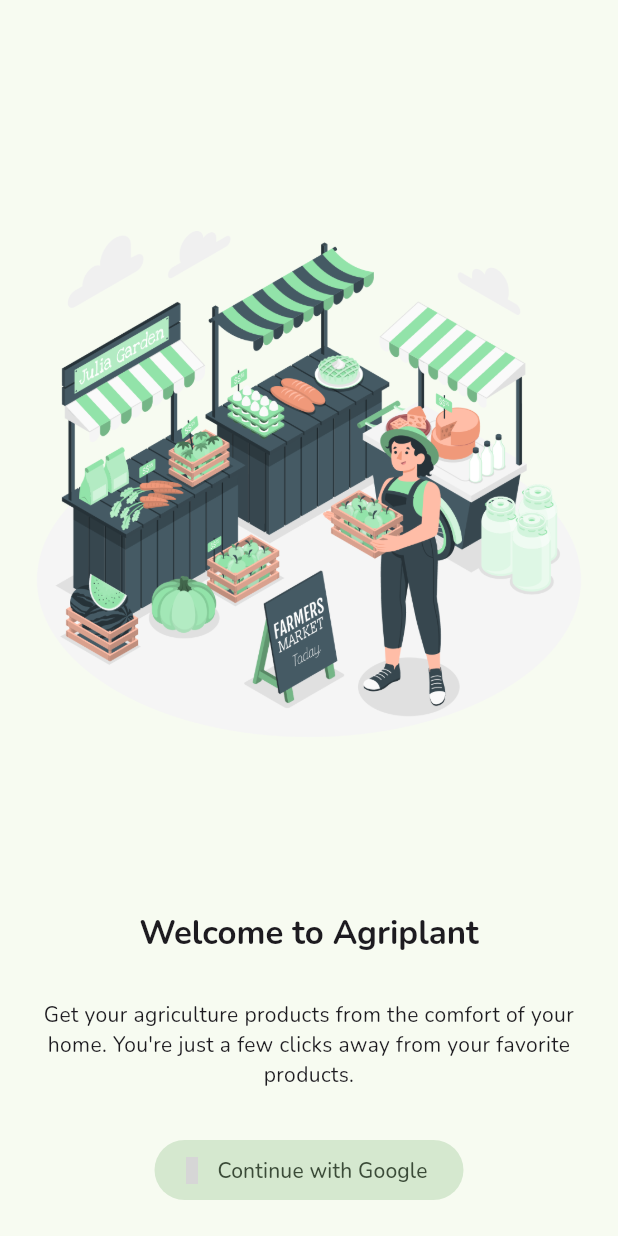
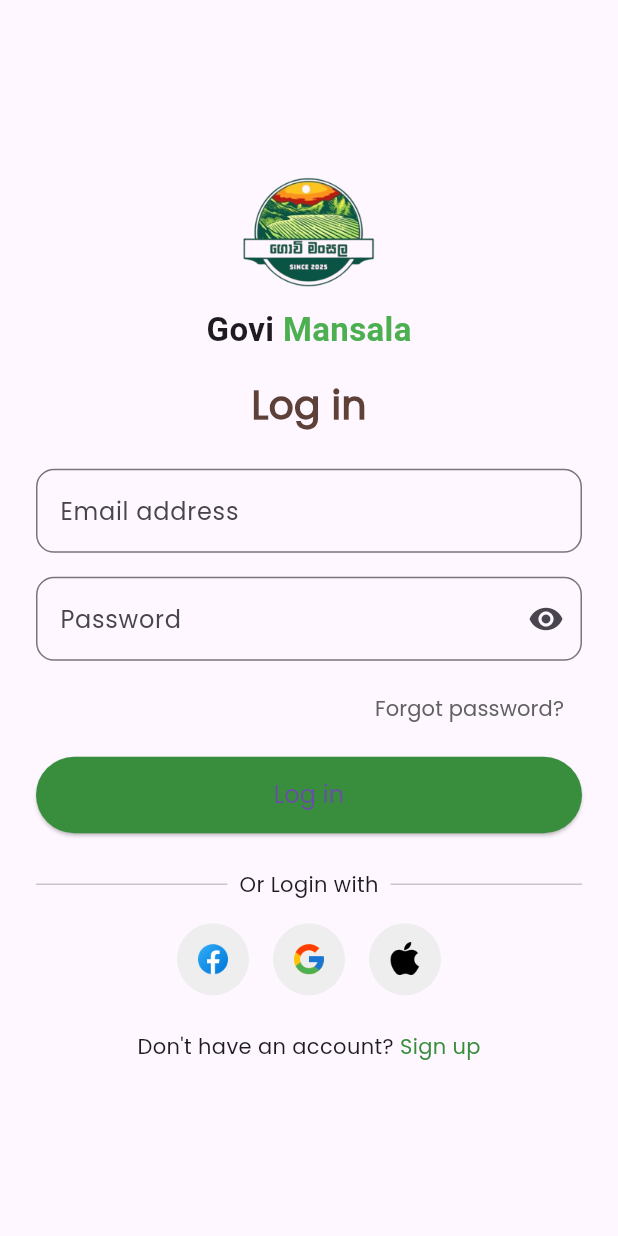
Before and after one commit to madarameegama7/Govimansala-Mobile-App, a Flutter app: the screen it shows after launch, on a phone screen of 412 x 824 dp. Run offline on Flutter 3.47's test engine with Material 3 defaults, Android fonts, the phone set to English and light mode, and no system bars; our stand-ins replace badges, easy_stepper, flutter_iconly, google_fonts, shared_preferences; grey boxes are pictures that could not be loaded.

Commit message:
Login Screen

```diff
--- a/lib/main.dart
+++ b/lib/main.dart
@@ -1,6 +1,7 @@
 import 'package:agriplant/pages/onboarding_page.dart';
 import 'package:flutter/material.dart';
 import 'package:google_fonts/google_fonts.dart';
+import 'package:agriplant/pages/login_page.dart';
 
 void main() {
   runApp(const MainApp());
@@ -9,16 +10,16 @@ void main() {
 class MainApp extends StatelessWidget {
   const MainApp({super.key});
 
-  @override
+@override
   Widget build(BuildContext context) {
     return MaterialApp(
+      title: 'Govimansala',
       debugShowCheckedModeBanner: false,
       theme: ThemeData(
-        colorScheme: ColorScheme.fromSeed(seedColor: Colors.green),
-        useMaterial3: true,
-        textTheme: GoogleFonts.nunitoTextTheme(),
+        primarySwatch: Colors.green,
+        textTheme: GoogleFonts.poppinsTextTheme(),
       ),
-      home: const OnboardingPage(),
+      home: LoginScreen(),
     );
   }
 }
--- /dev/null
+++ b/lib/pages/login_page.dart
@@ -0,0 +1,180 @@
+import 'package:flutter/material.dart';
+
+class LoginScreen extends StatefulWidget {
+  @override
+  _LoginScreenState createState() => _LoginScreenState();
+}
+
+class _LoginScreenState extends State<LoginScreen> {
+  final _emailController = TextEditingController();
+  final _passwordController = TextEditingController();
+  bool _obscurePassword = true;
+
+  @override
+  Widget build(BuildContext context) {
+    return Scaffold(
+      body: SafeArea(
+        child: Center(
+          child: SingleChildScrollView(
+            padding: EdgeInsets.symmetric(horizontal: 24),
+            child: Column(
+              children: [
+                // Logo
+                Image.asset(
+                  'assets/logo.png',
+                  height: 80,
+                ),
+                const SizedBox(height: 8),
+
+                // Govi Mansala Title
+                Text.rich(
+                  TextSpan(
+                    text: 'Govi ',
+                    style: TextStyle(fontSize: 22, fontWeight: FontWeight.bold),
+                    children: [
+                      TextSpan(
+                        text: 'Mansala',
+                        style: TextStyle(color: Colors.green),
+                      ),
+                    ],
+                  ),
+                ),
+                const SizedBox(height: 16),
+
+                // Log in Text
+                Text(
+                  'Log in',
+                  style: TextStyle(
+                      fontSize: 26,
+                      fontWeight: FontWeight.bold,
+                      color: Colors.brown[700]),
+                ),
+                const SizedBox(height: 24),
+
+                // Email Field
+                TextField(
+                  controller: _emailController,
+                  decoration: InputDecoration(
+                    labelText: 'Email address',
+                    border: OutlineInputBorder(
+                      borderRadius: BorderRadius.circular(12),
+                    ),
+                  ),
+                ),
+                const SizedBox(height: 16),
+
+                // Password Field
+                TextField(
+                  controller: _passwordController,
+                  obscureText: _obscurePassword,
+                  decoration: InputDecoration(
+                    labelText: 'Password',
+                    suffixIcon: IconButton(
+                      icon: Icon(
+                          _obscurePassword ? Icons.visibility : Icons.visibility_off),
+                      onPressed: () {
+                        setState(() {
+                          _obscurePassword = !_obscurePassword;
+                        });
+                      },
+                    ),
+                    border: OutlineInputBorder(
+                      borderRadius: BorderRadius.circular(12),
+                    ),
+                  ),
+                ),
+                const SizedBox(height: 8),
+
+                // Forgot Password
+                Align(
+                  alignment: Alignment.centerRight,
+                  child: TextButton(
+                    onPressed: () {},
+                    child: Text(
+                      'Forgot password?',
+                      style: TextStyle(color: Colors.grey[700]),
+                    ),
+                  ),
+                ),
+                const SizedBox(height: 8),
+
+                // Login Button
+                SizedBox(
+                  width: double.infinity,
+                  child: ElevatedButton(
+                    onPressed: () {
+                      // Handle login
+                    },
+                    style: ElevatedButton.styleFrom(
+                      backgroundColor: Colors.green[700],
+                      padding: EdgeInsets.symmetric(vertical: 14),
+                      shape: RoundedRectangleBorder(
+                        borderRadius: BorderRadius.circular(30),
+                      ),
+                    ),
+                    child: Text('Log in', style: TextStyle(fontSize: 16)),
+                  ),
+                ),
+                const SizedBox(height: 24),
+
+                // Or login with
+                Row(
+                  children: [
+                    Expanded(child: Divider()),
+                    Padding(
+                      padding: const EdgeInsets.symmetric(horizontal: 8.0),
+                      child: Text('Or Login with'),
+                    ),
+                    Expanded(child: Divider()),
+                  ],
+                ),
+                const SizedBox(height: 16),
+
+                // Social Icons
+                Row(
+                  mainAxisAlignment: MainAxisAlignment.center,
+                  children: [
+                    _socialIcon('assets/facebook.png'),
+                    SizedBox(width: 16),
+                    _socialIcon('assets/google.png'),
+                    SizedBox(width: 16),
+                    _socialIcon('assets/apple.png'),
+                  ],
+                ),
+                const SizedBox(height: 24),
+
+                // Signup
+                Row(
+                  mainAxisAlignment: MainAxisAlignment.center,
+                  children: [
+                    Text("Don't have an account? "),
+                    GestureDetector(
+                      onTap: () {
+                        // Navigate to Sign Up screen
+                      },
+                      child: Text(
+                        "Sign up",
+                        style: TextStyle(color: Colors.green[700]),
+                      ),
+                    )
+                  ],
+                ),
+              ],
+            ),
+          ),
+        ),
+      ),
+    );
+  }
+
+  Widget _socialIcon(String assetPath) {
+    return GestureDetector(
+      onTap: () {},
+      child: CircleAvatar(
+        backgroundColor: Colors.grey[200],
+        radius: 24,
+        child: Image.asset(assetPath, height: 24),
+      ),
+    );
+  }
+}
--- /dev/null
+++ b/lib/services/auth_service.dart
@@ -0,0 +1,25 @@
+import 'dart:convert';
+import 'package:http/http.dart' as http;
+import 'package:shared_preferences/shared_preferences.dart';
+
+class AuthService {
+  static const String _baseUrl = 'http://localhost:8080/api/auth';
+
+  static Future<bool> login(String email, String password) async {
+    final response = await http.post(
+      Uri.parse('$_baseUrl/login'),
+      headers: {'Content-Type': 'application/json'},
+      body: jsonEncode({'email': email, 'password': password}),
+    );
+
+    if (response.statusCode == 200) {
+      final data = jsonDecode(response.body);
+      final prefs = await SharedPreferences.getInstance();
+      await prefs.setString('token', data['token']);
+      await prefs.setString('role', data['role']);
+      return true;
+    } else {
+      return false;
+    }
+  }
+}
```
Also changed, not shown: pubspec.yaml (+11 -0 lines), assets/apple.png (added), assets/facebook.png (added), assets/fonts/Poppins-Regular.ttf (added), assets/google.png (added), assets/logo.png (added), lib/pages/register_screen.dart (added), lib/widgets/common_button.dart (added), pubspec.lock, 2 other files.
